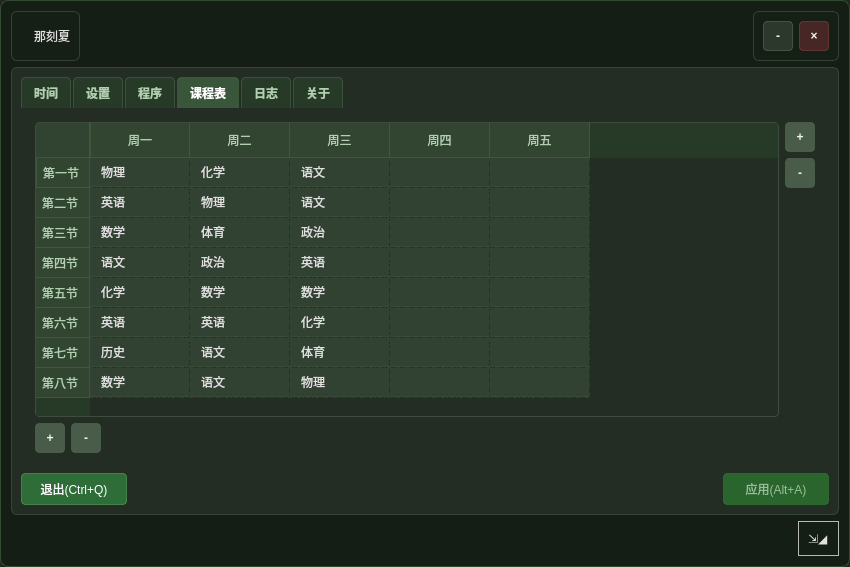
ZYOctopuszy/TimeTipper, file UIs/settings.ui: the form before one commit.
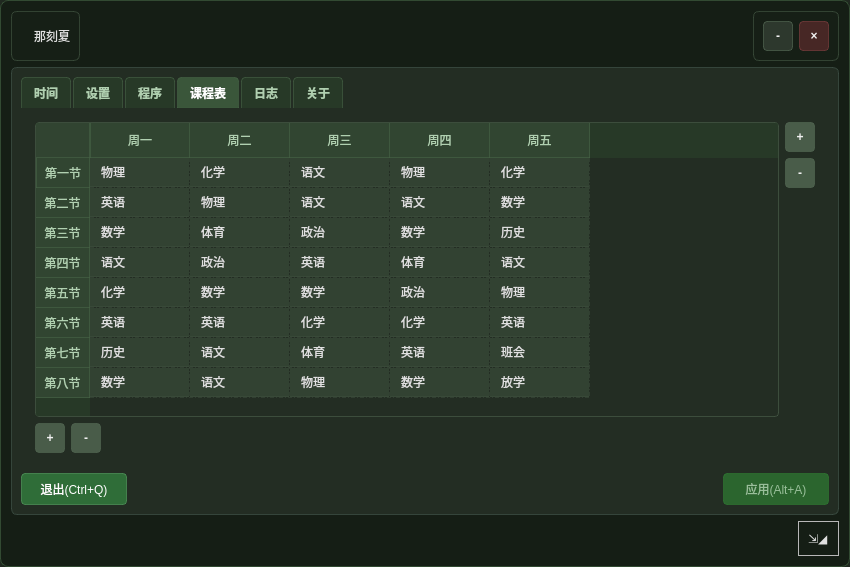
The form after the commit. Icons and pictures are not drawn.

```diff
--- a/UIs/settings.ui
+++ b/UIs/settings.ui
@@ -1168,51 +1168,84 @@
     background-color: rgba(60, 80, 60, 0.6);
 }</string>
             </property>
+            <property name="textElideMode">
+             <enum>Qt::TextElideMode::ElideMiddle</enum>
+            </property>
             <property name="gridStyle">
              <enum>Qt::PenStyle::DashDotLine</enum>
             </property>
             <property name="sortingEnabled">
              <bool>false</bool>
             </property>
+            <attribute name="horizontalHeaderVisible">
+             <bool>true</bool>
+            </attribute>
+            <attribute name="horizontalHeaderCascadingSectionResizes">
+             <bool>false</bool>
+            </attribute>
             <row>
              <property name="text">
               <string>第一节</string>
              </property>
+             <property name="textAlignment">
+              <set>AlignCenter</set>
+             </property>
             </row>
             <row>
              <property name="text">
               <string>第二节</string>
              </property>
+             <property name="textAlignment">
+              <set>AlignCenter</set>
+             </property>
             </row>
             <row>
              <property name="text">
               <string>第三节</string>
              </property>
+             <property name="textAlignment">
+              <set>AlignCenter</set>
+             </property>
             </row>
             <row>
              <property name="text">
               <string>第四节</string>
              </property>
+             <property name="textAlignment">
+              <set>AlignCenter</set>
+             </property>
             </row>
             <row>
              <property name="text">
               <string>第五节</string>
              </property>
+             <property name="textAlignment">
+              <set>AlignCenter</set>
+             </property>
             </row>
             <row>
              <property name="text">
               <string>第六节</string>
              </property>
+             <property name="textAlignment">
+              <set>AlignCenter</set>
+             </property>
             </row>
             <row>
              <property name="text">
               <string>第七节</string>
              </property>
+             <property name="textAlignment">
+              <set>AlignCenter</set>
+             </property>
             </row>
             <row>
              <property name="text">
               <string>第八节</string>
              </property>
+             <property name="textAlignment">
+              <set>AlignCenter</set>
+             </property>
             </row>
             <column>
              <property name="text">
@@ -1254,6 +1287,16 @@
               <string>语文</string>
              </property>
             </item>
+            <item row="0" column="3">
+             <property name="text">
+              <string>物理</string>
+             </property>
+            </item>
+            <item row="0" column="4">
+             <property name="text">
+              <string>化学</string>
+             </property>
+            </item>
             <item row="1" column="0">
              <property name="text">
               <string>英语</string>
@@ -1269,6 +1312,16 @@
               <string>语文</string>
              </property>
             </item>
+            <item row="1" column="3">
+             <property name="text">
+              <string>语文</string>
+             </property>
+            </item>
+            <item row="1" column="4">
+             <property name="text">
+              <string>数学</string>
+             </property>
+            </item>
             <item row="2" column="0">
              <property name="text">
               <string>数学</string>
@@ -1284,6 +1337,16 @@
               <string>政治</string>
              </property>
             </item>
+            <item row="2" column="3">
+             <property name="text">
+              <string>数学</string>
+             </property>
+            </item>
+            <item row="2" column="4">
+             <property name="text">
+              <string>历史</string>
+             </property>
+            </item>
             <item row="3" column="0">
              <property name="text">
               <string>语文</string>
@@ -1299,6 +1362,16 @@
               <string>英语</string>
              </property>
             </item>
+            <item row="3" column="3">
+             <property name="text">
+              <string>体育</string>
+             </property>
+            </item>
+            <item row="3" column="4">
+             <property name="text">
+              <string>语文</string>
+             </property>
+            </item>
             <item row="4" column="0">
              <property name="text">
               <string>化学</string>
@@ -1314,6 +1387,16 @@
               <string>数学</string>
              </property>
             </item>
+            <item row="4" column="3">
+             <property name="text">
+              <string>政治</string>
+             </property>
+            </item>
+            <item row="4" column="4">
+             <property name="text">
+              <string>物理</string>
+             </property>
+            </item>
             <item row="5" column="0">
              <property name="text">
               <string>英语</string>
@@ -1329,6 +1412,16 @@
               <string>化学</string>
              </property>
             </item>
+            <item row="5" column="3">
+             <property name="text">
+              <string>化学</string>
+             </property>
+            </item>
+            <item row="5" column="4">
+             <property name="text">
+              <string>英语</string>
+             </property>
+            </item>
             <item row="6" column="0">
              <property name="text">
               <string>历史</string>
@@ -1344,6 +1437,16 @@
               <string>体育</string>
              </property>
             </item>
+            <item row="6" column="3">
+             <property name="text">
+              <string>英语</string>
+             </property>
+            </item>
+            <item row="6" column="4">
+             <property name="text">
+              <string>班会</string>
+             </property>
+            </item>
             <item row="7" column="0">
              <property name="text">
               <string>数学</string>
@@ -1359,6 +1462,16 @@
               <string>物理</string>
              </property>
             </item>
+            <item row="7" column="3">
+             <property name="text">
+              <string>数学</string>
+             </property>
+            </item>
+            <item row="7" column="4">
+             <property name="text">
+              <string>放学</string>
+             </property>
+            </item>
            </widget>
           </item>
          </layout>
```
